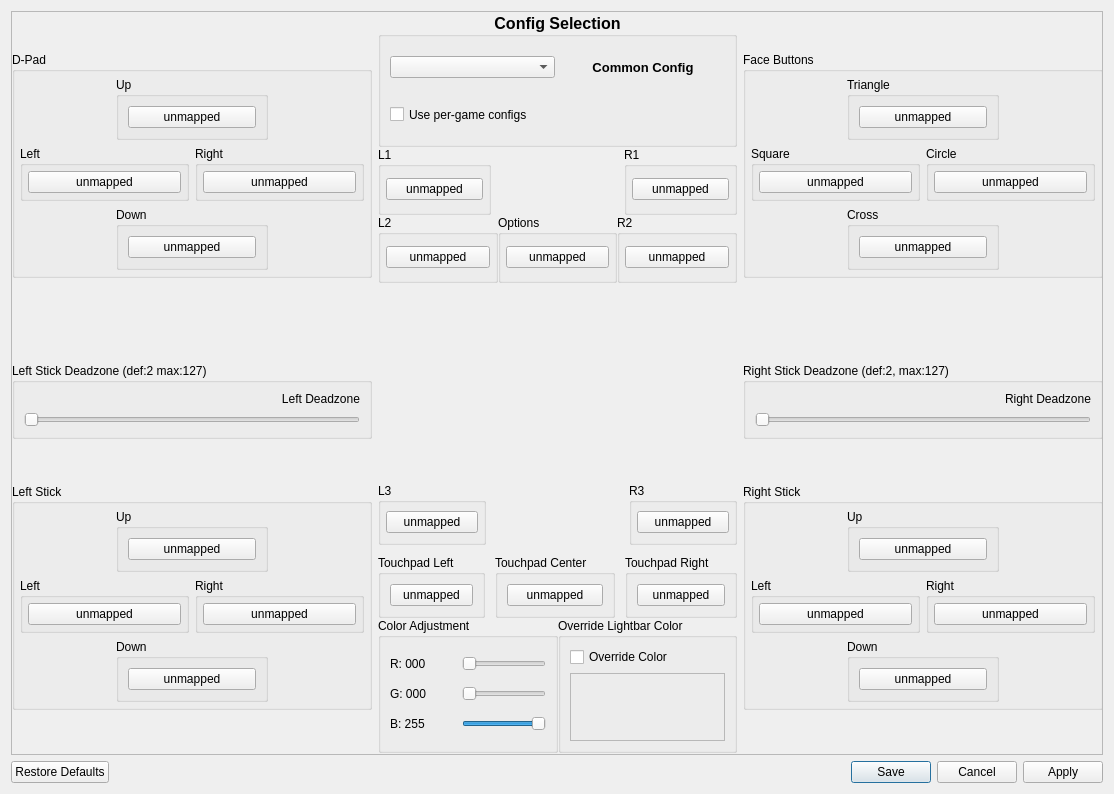
Above: src/qt_gui/control_settings.ui from shadps4-emu/shadPS4 before the change. Below: the same form after it.
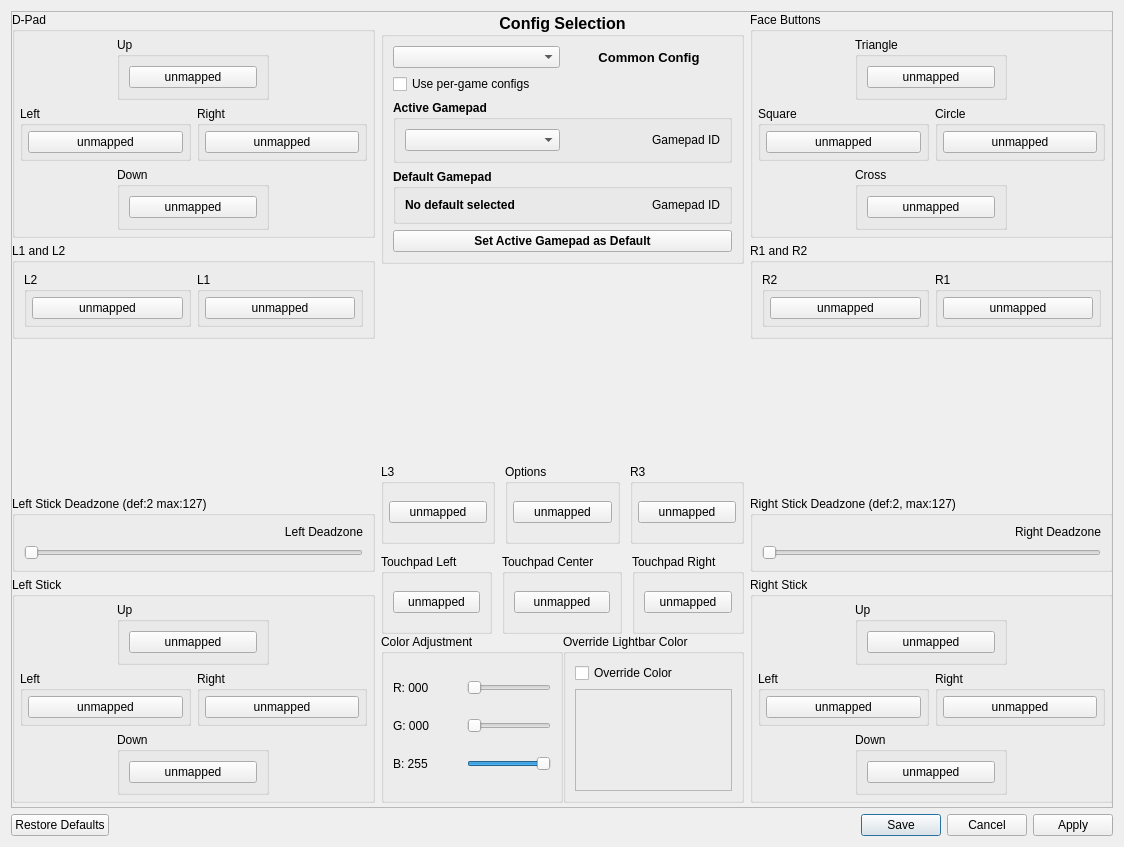
That is the form after the change. Icons and pictures are not drawn.

The edit to the form file:
```diff
--- a/src/qt_gui/control_settings.ui
+++ b/src/qt_gui/control_settings.ui
@@ -11,8 +11,8 @@
    <rect>
     <x>0</x>
     <y>0</y>
-    <width>1114</width>
-    <height>794</height>
+    <width>1124</width>
+    <height>847</height>
    </rect>
   </property>
   <property name="windowTitle">
@@ -33,8 +33,8 @@
        <rect>
         <x>0</x>
         <y>0</y>
-        <width>1094</width>
-        <height>744</height>
+        <width>1104</width>
+        <height>797</height>
        </rect>
       </property>
       <widget class="QWidget" name="layoutWidget">
@@ -42,8 +42,8 @@
         <rect>
          <x>0</x>
          <y>0</y>
-         <width>1091</width>
-         <height>741</height>
+         <width>1101</width>
+         <height>791</height>
         </rect>
        </property>
        <layout class="QHBoxLayout" name="RemapLayout">
@@ -246,14 +246,82 @@
             </layout>
            </widget>
           </item>
+          <item>
+           <widget class="QGroupBox" name="groupBox_5">
+            <property name="title">
+             <string>L1 and L2</string>
+            </property>
+            <layout class="QHBoxLayout" name="horizontalLayout_13">
+             <item>
+              <widget class="QGroupBox" name="gb_l2">
+               <property name="title">
+                <string>L2</string>
+               </property>
+               <layout class="QVBoxLayout" name="gb_l2_layout">
+                <property name="leftMargin">
+                 <number>5</number>
+                </property>
+                <property name="topMargin">
+                 <number>5</number>
+                </property>
+                <property name="rightMargin">
+                 <number>5</number>
+                </property>
+                <property name="bottomMargin">
+                 <number>5</number>
+                </property>
+                <item>
+                 <widget class="QPushButton" name="L2Button">
+                  <property name="text">
+                   <string>unmapped</string>
+                  </property>
+                 </widget>
+                </item>
+               </layout>
+              </widget>
+             </item>
+             <item>
+              <widget class="QGroupBox" name="gb_l1">
+               <property name="sizePolicy">
+                <sizepolicy hsizetype="Preferred" vsizetype="Preferred">
+                 <horstretch>0</horstretch>
+                 <verstretch>0</verstretch>
+                </sizepolicy>
+               </property>
+               <property name="title">
+                <string>L1</string>
+               </property>
+               <layout class="QVBoxLayout" name="gb_l1_layout">
+                <property name="leftMargin">
+                 <number>5</number>
+                </property>
+                <property name="topMargin">
+                 <number>5</number>
+                </property>
+                <property name="rightMargin">
+                 <number>5</number>
+                </property>
+                <property name="bottomMargin">
+                 <number>5</number>
+                </property>
+                <item>
+                 <widget class="QPushButton" name="L1Button">
+                  <property name="text">
+                   <string>unmapped</string>
+                  </property>
+                 </widget>
+                </item>
+               </layout>
+              </widget>
+             </item>
+            </layout>
+           </widget>
+          </item>
           <item>
            <spacer name="verticalSpacer">
             <property name="orientation">
              <enum>Qt::Orientation::Vertical</enum>
             </property>
-            <property name="sizeType">
-             <enum>QSizePolicy::Policy::Maximum</enum>
-            </property>
             <property name="sizeHint" stdset="0">
              <size>
               <width>20</width>
@@ -512,7 +580,7 @@
          </layout>
         </item>
         <item>
-         <layout class="QVBoxLayout" name="verticalLayout_middle" stretch="0,0,0,0,0">
+         <layout class="QVBoxLayout" name="verticalLayout_middle" stretch="0,0,0,0">
           <property name="spacing">
            <number>0</number>
           </property>
@@ -598,200 +666,101 @@
                </property>
               </widget>
              </item>
+             <item>
+              <widget class="QGroupBox" name="groupBox_2">
+               <property name="font">
+                <font>
+                 <pointsize>9</pointsize>
+                 <bold>true</bold>
+                </font>
+               </property>
+               <property name="title">
+                <string>Active Gamepad</string>
+               </property>
+               <layout class="QHBoxLayout" name="horizontalLayout_7">
+                <item>
+                 <widget class="QComboBox" name="ActiveGamepadBox">
+                  <property name="font">
+                   <font>
+                    <pointsize>9</pointsize>
+                    <bold>false</bold>
+                   </font>
+                  </property>
+                 </widget>
+                </item>
+                <item>
+                 <widget class="QLabel" name="ActiveGamepadLabel">
+                  <property name="font">
+                   <font>
+                    <pointsize>9</pointsize>
+                    <bold>false</bold>
+                   </font>
+                  </property>
+                  <property name="text">
+                   <string>Gamepad ID</string>
+                  </property>
+                  <property name="alignment">
+                   <set>Qt::AlignmentFlag::AlignRight|Qt::AlignmentFlag::AlignTrailing|Qt::AlignmentFlag::AlignVCenter</set>
+                  </property>
+                 </widget>
+                </item>
+               </layout>
+              </widget>
+             </item>
+             <item>
+              <widget class="QGroupBox" name="groupBox_4">
+               <property name="font">
+                <font>
+                 <pointsize>9</pointsize>
+                 <bold>true</bold>
+                </font>
+               </property>
+               <property name="title">
+                <string>Default Gamepad</string>
+               </property>
+               <layout class="QHBoxLayout" name="horizontalLayout_12">
+                <item>
+                 <widget class="QLabel" name="DefaultGamepadName">
+                  <property name="text">
+                   <string>No default selected</string>
+                  </property>
+                 </widget>
+                </item>
+                <item>
+                 <widget class="QLabel" name="DefaultGamepadLabel">
+                  <property name="font">
+                   <font>
+                    <pointsize>9</pointsize>
+                    <bold>false</bold>
+                   </font>
+                  </property>
+                  <property name="text">
+                   <string>Gamepad ID</string>
+                  </property>
+                  <property name="alignment">
+                   <set>Qt::AlignmentFlag::AlignRight|Qt::AlignmentFlag::AlignTrailing|Qt::AlignmentFlag::AlignVCenter</set>
+                  </property>
+                 </widget>
+                </item>
+               </layout>
+              </widget>
+             </item>
+             <item>
+              <widget class="QPushButton" name="DefaultGamepadButton">
+               <property name="font">
+                <font>
+                 <pointsize>9</pointsize>
+                 <bold>true</bold>
+                </font>
+               </property>
+               <property name="text">
+                <string>Set Active Gamepad as Default</string>
+               </property>
+              </widget>
+             </item>
             </layout>
            </widget>
           </item>
-          <item>
-           <layout class="QHBoxLayout" name="layout_middle_top">
-            <property name="spacing">
-             <number>0</number>
-            </property>
-            <item>
-             <layout class="QVBoxLayout" name="layout_system_buttons">
-              <item>
-               <layout class="QVBoxLayout" name="verticalLayout_4">
-                <item>
-                 <layout class="QHBoxLayout" name="horizontalLayout_13">
-                  <item>
-                   <widget class="QGroupBox" name="gb_l1">
-                    <property name="sizePolicy">
-                     <sizepolicy hsizetype="Preferred" vsizetype="Preferred">
-                      <horstretch>0</horstretch>
-                      <verstretch>0</verstretch>
-                     </sizepolicy>
-                    </property>
-                    <property name="title">
-                     <string>L1</string>
-                    </property>
-                    <layout class="QVBoxLayout" name="gb_l1_layout">
-                     <property name="leftMargin">
-                      <number>5</number>
-                     </property>
-                     <property name="topMargin">
-                      <number>5</number>
-                     </property>
-                     <property name="rightMargin">
-                      <number>5</number>
-                     </property>
-                     <property name="bottomMargin">
-                      <number>5</number>
-                     </property>
-                     <item>
-                      <widget class="QPushButton" name="L1Button">
-                       <property name="text">
-                        <string>unmapped</string>
-                       </property>
-                      </widget>
-                     </item>
-                    </layout>
-                   </widget>
-                  </item>
-                  <item>
-                   <spacer name="horizontalSpacer_2">
-                    <property name="orientation">
-                     <enum>Qt::Orientation::Horizontal</enum>
-                    </property>
-                    <property name="sizeType">
-                     <enum>QSizePolicy::Policy::Fixed</enum>
-                    </property>
-                    <property name="sizeHint" stdset="0">
-                     <size>
-                      <width>133</width>
-                      <height>20</height>
-                     </size>
-                    </property>
-                   </spacer>
-                  </item>
-                  <item>
-                   <widget class="QGroupBox" name="gb_r1">
-                    <property name="sizePolicy">
-                     <sizepolicy hsizetype="Preferred" vsizetype="Preferred">
-                      <horstretch>0</horstretch>
-                      <verstretch>0</verstretch>
-                     </sizepolicy>
-                    </property>
-                    <property name="title">
-                     <string>R1</string>
-                    </property>
-                    <layout class="QVBoxLayout" name="gb_r1_layout">
-                     <property name="leftMargin">
-                      <number>5</number>
-                     </property>
-                     <property name="topMargin">
-                      <number>5</number>
-                     </property>
-                     <property name="rightMargin">
-                      <number>5</number>
-                     </property>
-                     <property name="bottomMargin">
-                      <number>5</number>
-                     </property>
-                     <item>
-                      <widget class="QPushButton" name="R1Button">
-                       <property name="text">
-                        <string>unmapped</string>
-                       </property>
-                      </widget>
-                     </item>
-                    </layout>
-                   </widget>
-                  </item>
-                 </layout>
-                </item>
-                <item>
-                 <layout class="QHBoxLayout" name="horizontalLayout_14">
-                  <item>
-                   <widget class="QGroupBox" name="gb_l2">
-                    <property name="title">
-                     <string>L2</string>
-                    </property>
-                    <layout class="QVBoxLayout" name="gb_l2_layout">
-                     <property name="leftMargin">
-                      <number>5</number>
-                     </property>
-                     <property name="topMargin">
-                      <number>5</number>
-                     </property>
-                     <property name="rightMargin">
-                      <number>5</number>
-                     </property>
-                     <property name="bottomMargin">
-                      <number>5</number>
-                     </property>
-                     <item>
-                      <widget class="QPushButton" name="L2Button">
-                       <property name="text">
-                        <string>unmapped</string>
-                       </property>
-                      </widget>
-                     </item>
-                    </layout>
-                   </widget>
-                  </item>
-                  <item>
-                   <widget class="QGroupBox" name="gb_start">
-                    <property name="title">
-                     <string>Options</string>
-                    </property>
-                    <layout class="QVBoxLayout" name="gb_start_layout">
-                     <property name="leftMargin">
-                      <number>5</number>
-                     </property>
-                     <property name="topMargin">
-                      <number>5</number>
-                     </property>
-                     <property name="rightMargin">
-                      <number>5</number>
-                     </property>
-                     <property name="bottomMargin">
-                      <number>5</number>
-                     </property>
-                     <item>
-                      <widget class="QPushButton" name="OptionsButton">
-                       <property name="text">
-                        <string>unmapped</string>
-                       </property>
-                      </widget>
-                     </item>
-                    </layout>
-                   </widget>
-                  </item>
-                  <item>
-                   <widget class="QGroupBox" name="gb_r2">
-                    <property name="title">
-                     <string>R2</string>
-                    </property>
-                    <layout class="QVBoxLayout" name="gb_r2_layout">
-                     <property name="leftMargin">
-                      <number>5</number>
-                     </property>
-                     <property name="topMargin">
-                      <number>5</number>
-                     </property>
-                     <property name="rightMargin">
-                      <number>5</number>
-                     </property>
-                     <property name="bottomMargin">
-                      <number>5</number>
-                     </property>
-                     <item>
-                      <widget class="QPushButton" name="R2Button">
-                       <property name="text">
-                        <string>unmapped</string>
-                       </property>
-                      </widget>
-                     </item>
-                    </layout>
-                   </widget>
-                  </item>
-                 </layout>
-                </item>
-               </layout>
-              </item>
-             </layout>
-            </item>
-           </layout>
-          </item>
           <item>
            <widget class="QWidget" name="widget_controller" native="true">
             <property name="minimumSize">
@@ -880,20 +849,32 @@
                </widget>
               </item>
               <item>
-               <spacer name="horizontalSpacer">
-                <property name="orientation">
-                 <enum>Qt::Orientation::Horizontal</enum>
+               <widget class="QGroupBox" name="gb_start">
+                <property name="title">
+                 <string>Options</string>
                 </property>
-                <property name="sizeType">
-                 <enum>QSizePolicy::Policy::Fixed</enum>
-                </property>
-                <property name="sizeHint" stdset="0">
-                 <size>
-                  <width>133</width>
-                  <height>20</height>
-                 </size>
-                </property>
-               </spacer>
+                <layout class="QVBoxLayout" name="gb_start_layout">
+                 <property name="leftMargin">
+                  <number>5</number>
+                 </property>
+                 <property name="topMargin">
+                  <number>5</number>
+                 </property>
+                 <property name="rightMargin">
+                  <number>5</number>
+                 </property>
+                 <property name="bottomMargin">
+                  <number>5</number>
+                 </property>
+                 <item>
+                  <widget class="QPushButton" name="OptionsButton">
+                   <property name="text">
+                    <string>unmapped</string>
+                   </property>
+                  </widget>
+                 </item>
+                </layout>
+               </widget>
               </item>
               <item>
                <widget class="QGroupBox" name="gb_r3">
@@ -1338,13 +1319,84 @@
             </layout>
            </widget>
           </item>
+          <item>
+           <widget class="QGroupBox" name="groupBox_6">
+            <property name="title">
+             <string>R1 and R2</string>
+            </property>
+            <layout class="QHBoxLayout" name="horizontalLayout_14">
+             <item>
+              <widget class="QGroupBox" name="gb_r2">
+               <property name="title">
+                <string>R2</string>
+               </property>
+               <layout class="QVBoxLayout" name="gb_r2_layout">
+                <property name="leftMargin">
+                 <number>5</number>
+                </property>
+                <property name="topMargin">
+                 <number>5</number>
+                </property>
+                <property name="rightMargin">
+                 <number>5</number>
+                </property>
+                <property name="bottomMargin">
+                 <number>5</number>
+                </property>
+                <item>
+                 <widget class="QPushButton" name="R2Button">
+                  <property name="text">
+                   <string>unmapped</string>
+                  </property>
+                 </widget>
+                </item>
+               </layout>
+              </widget>
+             </item>
+             <item>
+              <widget class="QGroupBox" name="gb_r1">
+               <property name="sizePolicy">
+                <sizepolicy hsizetype="Preferred" vsizetype="Preferred">
+                 <horstretch>0</horstretch>
+                 <verstretch>0</verstretch>
+                </sizepolicy>
+               </property>
+               <property name="title">
+                <string>R1</string>
+               </property>
+               <layout class="QVBoxLayout" name="gb_r1_layout">
+                <property name="leftMargin">
+                 <number>5</number>
+                </property>
+                <property name="topMargin">
+                 <number>5</number>
+                </property>
+                <property name="rightMargin">
+                 <number>5</number>
+                </property>
+                <property name="bottomMargin">
+                 <number>5</number>
+                </property>
+                <item>
+                 <widget class="QPushButton" name="R1Button">
+                  <property name="text">
+                   <string>unmapped</string>
+                  </property>
+                 </widget>
+                </item>
+               </layout>
+              </widget>
+             </item>
+            </layout>
+           </widget>
+          </item>
           <item>
            <spacer name="verticalSpacer_2">
             <property name="orientation">
              <enum>Qt::Orientation::Vertical</enum>
             </property>
             <property name="sizeType">
-             <enum>QSizePolicy::Policy::Maximum</enum>
+             <enum>QSizePolicy::Policy::Expanding</enum>
             </property>
             <property name="sizeHint" stdset="0">
              <size>
```
Left out of the diff: 2 changed lines with no effect on the pictures.
